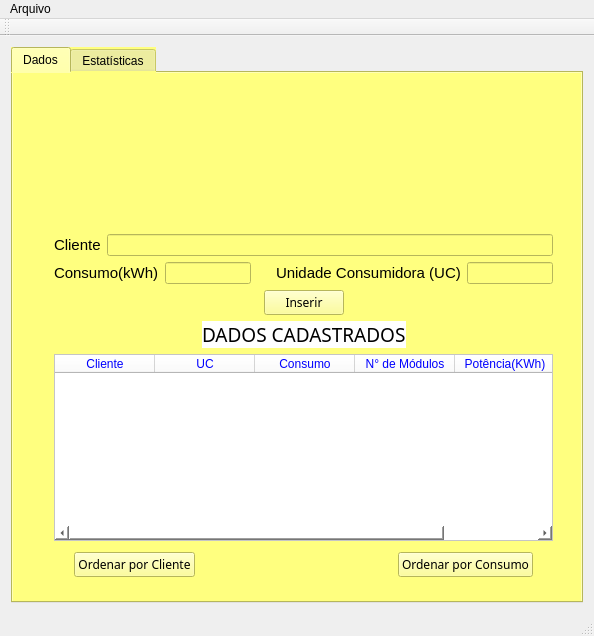
First picture: the form in mainwindow.ui, repository taynaralopes/projetoSolar, before the edit.
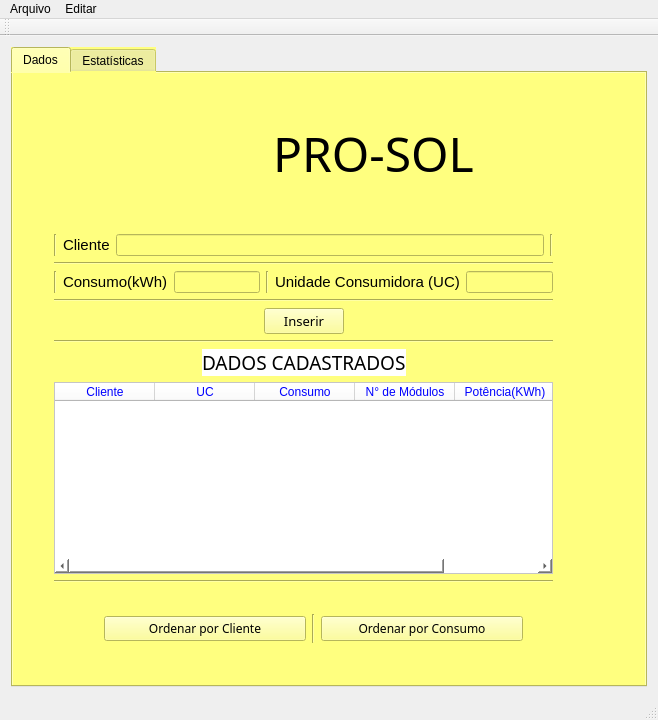
Second picture: the form after the edit. Icons and pictures are not drawn.

```diff
--- a/mainwindow.ui
+++ b/mainwindow.ui
@@ -6,8 +6,8 @@
    <rect>
     <x>0</x>
     <y>0</y>
-    <width>594</width>
-    <height>636</height>
+    <width>658</width>
+    <height>720</height>
    </rect>
   </property>
   <property name="windowTitle">
@@ -46,7 +46,7 @@
        <widget class="QLabel" name="label_4">
         <property name="geometry">
          <rect>
-          <x>30</x>
+          <x>70</x>
           <y>20</y>
           <width>171</width>
           <height>121</height>
@@ -62,7 +62,7 @@
          <bool>true</bool>
         </property>
        </widget>
-       <widget class="QWidget" name="">
+       <widget class="QWidget" name="layoutWidget">
         <property name="geometry">
          <rect>
           <x>30</x>
@@ -78,6 +78,13 @@
             <layout class="QVBoxLayout" name="verticalLayout_2">
              <item>
               <layout class="QHBoxLayout" name="horizontalLayout">
+               <item>
+                <widget class="Line" name="line">
+                 <property name="orientation">
+                  <enum>Qt::Vertical</enum>
+                 </property>
+                </widget>
+               </item>
                <item>
                 <widget class="QLabel" name="consumo_2">
                  <property name="font">
@@ -98,12 +105,33 @@
                  </property>
                 </widget>
                </item>
+               <item>
+                <widget class="Line" name="line_7">
+                 <property name="orientation">
+                  <enum>Qt::Vertical</enum>
+                 </property>
+                </widget>
+               </item>
               </layout>
              </item>
             </layout>
            </item>
+           <item>
+            <widget class="Line" name="line_4">
+             <property name="orientation">
+              <enum>Qt::Horizontal</enum>
+             </property>
+            </widget>
+           </item>
            <item>
             <layout class="QHBoxLayout" name="horizontalLayout_6">
+             <item>
+              <widget class="Line" name="line_3">
+               <property name="orientation">
+                <enum>Qt::Vertical</enum>
+               </property>
+              </widget>
+             </item>
              <item>
               <widget class="QLabel" name="consumo">
                <property name="font">
@@ -121,17 +149,11 @@
               <widget class="QLineEdit" name="add_consumo"/>
              </item>
              <item>
-              <spacer name="horizontalSpacer_6">
+              <widget class="Line" name="line_2">
                <property name="orientation">
-                <enum>Qt::Horizontal</enum>
+                <enum>Qt::Vertical</enum>
                </property>
-               <property name="sizeHint" stdset="0">
-                <size>
-                 <width>40</width>
-                 <height>20</height>
-                </size>
-               </property>
-              </spacer>
+              </widget>
              </item>
              <item>
               <layout class="QHBoxLayout" name="horizontalLayout_5">
@@ -155,6 +177,13 @@
              </item>
             </layout>
            </item>
+           <item>
+            <widget class="Line" name="line_5">
+             <property name="orientation">
+              <enum>Qt::Horizontal</enum>
+             </property>
+            </widget>
+           </item>
            <item>
             <layout class="QHBoxLayout" name="horizontalLayout_2">
              <item>
@@ -175,6 +204,7 @@
                <property name="font">
                 <font>
                  <family>OCR A Extended</family>
+                 <pointsize>10</pointsize>
                 </font>
                </property>
                <property name="text">
@@ -199,6 +229,13 @@
            </item>
           </layout>
          </item>
+         <item>
+          <widget class="Line" name="line_6">
+           <property name="orientation">
+            <enum>Qt::Horizontal</enum>
+           </property>
+          </widget>
+         </item>
          <item>
           <layout class="QVBoxLayout" name="verticalLayout_8">
            <item>
@@ -394,20 +431,31 @@
               </widget>
              </item>
              <item>
-              <layout class="QHBoxLayout" name="horizontalLayout_3">
-               <item>
-                <spacer name="verticalSpacer_2">
+              <widget class="Line" name="line_8">
                  <property name="orientation">
-                  <enum>Qt::Vertical</enum>
-                 </property>
-                 <property name="sizeHint" stdset="0">
-                  <size>
-                   <width>20</width>
-                   <height>40</height>
-                  </size>
-                 </property>
-                </spacer>
-               </item>
+                <enum>Qt::Horizontal</enum>
+               </property>
+              </widget>
+             </item>
+             <item>
+              <layout class="QHBoxLayout" name="horizontalLayout_3"/>
+             </item>
+            </layout>
+           </item>
+          </layout>
+         </item>
+        </layout>
+       </widget>
+       <widget class="QWidget" name="layoutWidget">
+        <property name="geometry">
+         <rect>
+          <x>80</x>
+          <y>530</y>
+          <width>441</width>
+          <height>51</height>
+         </rect>
+        </property>
+        <layout class="QHBoxLayout" name="horizontalLayout_7">
                <item>
                 <widget class="QPushButton" name="ordenarNome">
                  <property name="font">
@@ -417,7 +465,7 @@
                   </font>
                  </property>
                  <property name="styleSheet">
-                  <string notr="true">border-color: rgb(0, 0, 255);</string>
+            <string notr="true">border-color: rgb(0, 0, 0);</string>
                  </property>
                  <property name="text">
                   <string>Ordenar por Cliente</string>
@@ -425,17 +473,11 @@
                 </widget>
                </item>
                <item>
-                <spacer name="horizontalSpacer_3">
+          <widget class="Line" name="line_9">
                  <property name="orientation">
-                  <enum>Qt::Horizontal</enum>
-                 </property>
-                 <property name="sizeHint" stdset="0">
-                  <size>
-                   <width>40</width>
-                   <height>20</height>
-                  </size>
-                 </property>
-                </spacer>
+            <enum>Qt::Vertical</enum>
+           </property>
+          </widget>
                </item>
                <item>
                 <widget class="QPushButton" name="ordenarConsumo">
@@ -454,26 +496,32 @@
                  </property>
                 </widget>
                </item>
-               <item>
-                <spacer name="verticalSpacer_3">
-                 <property name="orientation">
-                  <enum>Qt::Vertical</enum>
-                 </property>
-                 <property name="sizeHint" stdset="0">
-                  <size>
-                   <width>20</width>
-                   <height>40</height>
-                  </size>
-                 </property>
-                </spacer>
-               </item>
-              </layout>
-             </item>
-            </layout>
-           </item>
-          </layout>
-         </item>
-        </layout>
+        </layout>
+       </widget>
+       <widget class="QLabel" name="titulo">
+        <property name="geometry">
+         <rect>
+          <x>260</x>
+          <y>30</y>
+          <width>281</width>
+          <height>101</height>
+         </rect>
+        </property>
+        <property name="font">
+         <font>
+          <family>OCR A Extended</family>
+          <pointsize>36</pointsize>
+         </font>
+        </property>
+        <property name="acceptDrops">
+         <bool>false</bool>
+        </property>
+        <property name="layoutDirection">
+         <enum>Qt::LeftToRight</enum>
+        </property>
+        <property name="text">
+         <string>PRO-SOL</string>
+        </property>
        </widget>
       </widget>
       <widget class="QWidget" name="tab_2">
@@ -532,7 +580,7 @@
     <rect>
      <x>0</x>
      <y>0</y>
-     <width>594</width>
+     <width>658</width>
      <height>21</height>
     </rect>
    </property>
@@ -543,7 +591,22 @@
     <addaction name="actionSalvar"/>
     <addaction name="actionCarregar"/>
    </widget>
+   <widget class="QMenu" name="menuEditar">
+    <property name="title">
+     <string>Editar</string>
+    </property>
+    <widget class="QMenu" name="menuExcluir">
+     <property name="title">
+      <string>Excluir </string>
+     </property>
+     <addaction name="actionCliente"/>
+     <addaction name="actionUnidade_Consumidora"/>
+     <addaction name="actionConsumo"/>
+    </widget>
+    <addaction name="menuExcluir"/>
+   </widget>
    <addaction name="menuArquivo"/>
+   <addaction name="menuEditar"/>
   </widget>
   <widget class="QToolBar" name="mainToolBar">
    <attribute name="toolBarArea">
```
Left out of the diff: 42 changed lines with no effect on the pictures. Lines whose indentation alone changed are shown as unchanged.
